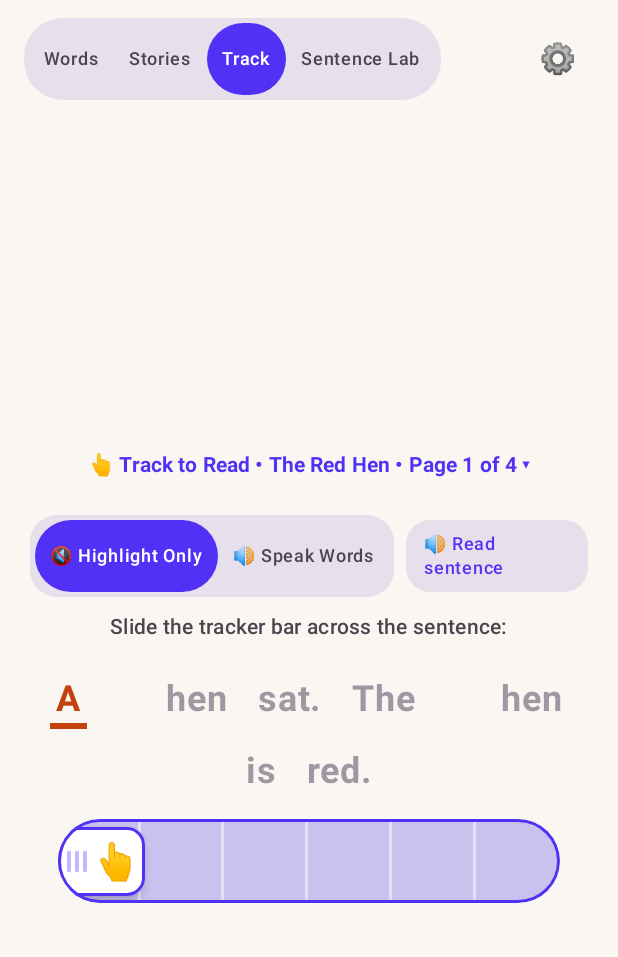
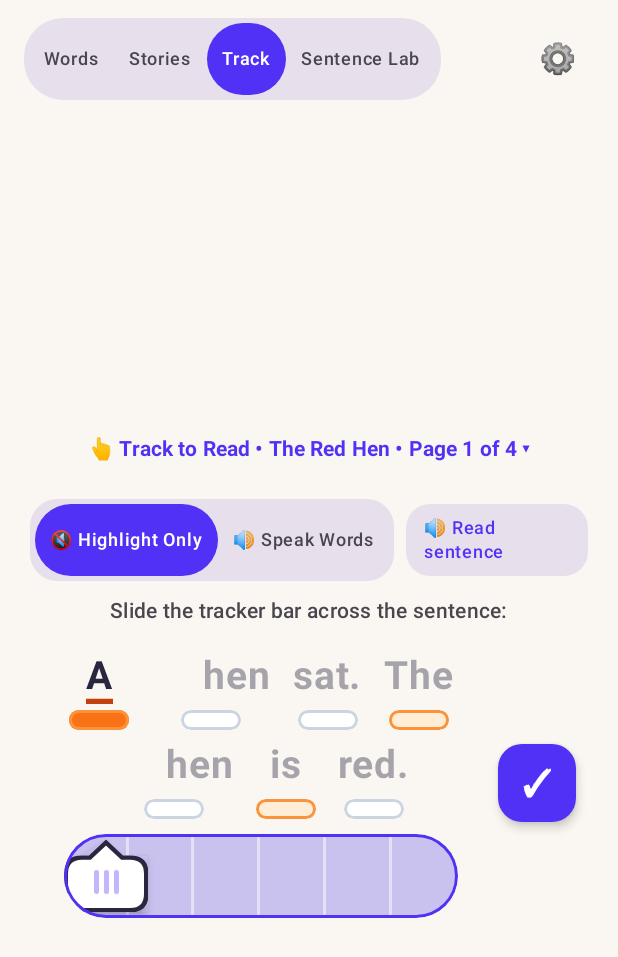
Before and after one commit to alexcch-byte/dragon-readers, an Android app built with Jetpack Compose: the screen it shows after launch (MainActivity), after a tap on "Track", on a phone screen of 412 x 824 dp. Shown: the top 957 px of the screen. Run offline under Robolectric (Android 15) with nearby library versions, the phone set to English and light mode, and no system bars; 3 other taps on this screen came first.

Commit message:
Cycle 31: Per-word pill capsules and pointed slider thumb matching reference mockup

```diff
--- a/app/src/main/java/com/example/earlyreader/MainActivity.kt
+++ b/app/src/main/java/com/example/earlyreader/MainActivity.kt
@@ -90,6 +90,7 @@ import com.example.earlyreader.ui.scrub.ThumbWidth
 import com.example.earlyreader.ui.sentences.SentenceLabScreen
 import com.example.earlyreader.ui.theme.EarlyReaderTheme
 import com.example.earlyreader.ui.theme.SegmentEmpty
+import com.example.earlyreader.ui.theme.TextDark
 import com.example.earlyreader.ui.theme.VioletPrimary
 import com.example.earlyreader.ui.theme.WarmAccent
 import kotlinx.coroutines.delay
@@ -1327,75 +1328,6 @@ fun TrackToReadScreen(
 
             Spacer(modifier = Modifier.height(14.dp))
 
-            // Sentence Tracking Chips — constant font size, font weight, border width, and padding for zero layout shift
-            FlowRow(
-                modifier = Modifier
-                    .fillMaxWidth()
-                    .padding(horizontal = 4.dp),
-                horizontalArrangement = Arrangement.Center,
-                verticalArrangement = Arrangement.Center,
-            ) {
-                currentPage.words.forEachIndexed { idx, word ->
-                    val isDone = pageCompleted || idx < trackedWordIndex
-                    val isActive = !pageCompleted && idx == trackedWordIndex
-                    // The picture would give the word away, so it appears only after the tracker has passed the word
-                    // (it keeps its space until then, so nothing shifts).
-                    val isPassed = pageCompleted || idx < reachedWordIndex
-
-                    Row(
-                        verticalAlignment = Alignment.CenterVertically,
-                        modifier = Modifier
-                            .padding(horizontal = 6.dp, vertical = 4.dp)
-                            .clickable {
-                                updateTrackProgress((idx + 0.5f) / wordCount.toFloat(), TrackSource.CHIP)
-                            }
-                            .drawBehind {
-                                if (isActive) {
-                                    val strokeWidth = 4.dp.toPx()
-                                    val y = size.height - strokeWidth / 2f
-                                    drawLine(
-                                        color = WarmAccent,
-                                        start = Offset(0f, y),
-                                        end = Offset(size.width, y),
-                                        strokeWidth = strokeWidth,
-                                    )
-                                }
-                            }
-                            .padding(horizontal = 4.dp, vertical = 6.dp)
-                            .semantics {
-                                contentDescription = "${word.text}. " + when {
-                                    isActive -> "Current word"
-                                    isDone -> "Read"
-                                    else -> "Upcoming word"
-                                }
-                            },
-                    ) {
-                        if (word.img != null) {
-                            Text(
-                                text = word.img,
-                                fontSize = 24.sp,
-                                modifier = Modifier
-                                    .padding(end = 6.dp)
-                                    .alpha(if (isPassed) 1f else 0f),
-                            )
-                        }
-                        Text(
-                            text = word.text,
-                            fontSize = 24.sp,
-                            fontWeight = FontWeight.Bold,
-                            color = when {
-                                isActive -> WarmAccent
-                                isDone -> VioletPrimary
-                                else -> MaterialTheme.colorScheme.onSurface.copy(alpha = 0.45f)
-                            },
-                        )
-                    }
-                }
-            }
-
-            Spacer(modifier = Modifier.height(8.dp))
-
-            // Stepped Word-to-Word Jumping Tracker Bar
             var barWidthPx by remember { mutableIntStateOf(0) }
             val animatedProgress by animateFloatAsState(targetValue = trackProgress.coerceIn(0f, 1f), label = "trackJump")
             val thumbWidth = ThumbWidth
@@ -1404,6 +1336,118 @@ fun TrackToReadScreen(
             val thumbOffsetPx = ((barWidthPx - thumbWidthPx).coerceAtLeast(0f) * animatedProgress).roundToInt()
             val tickIntervals = (wordCount - 1).coerceAtLeast(1)
 
+            Row(
+                modifier = Modifier
+                    .fillMaxWidth()
+                    .padding(horizontal = 8.dp),
+                verticalAlignment = Alignment.CenterVertically,
+                horizontalArrangement = Arrangement.Center,
+            ) {
+                Column(
+                    modifier = Modifier.weight(1f, fill = false),
+                    horizontalAlignment = Alignment.CenterHorizontally,
+                ) {
+                    // Sentence Tracking Chips — Per-word text + dedicated pill capsule directly underneath each word
+                    FlowRow(
+                        modifier = Modifier
+                            .fillMaxWidth()
+                            .padding(horizontal = 4.dp),
+                        horizontalArrangement = Arrangement.Center,
+                        verticalArrangement = Arrangement.Center,
+                    ) {
+                        currentPage.words.forEachIndexed { idx, word ->
+                            val isDone = pageCompleted || idx < trackedWordIndex
+                            val isActive = !pageCompleted && idx == trackedWordIndex
+                            val isPassed = pageCompleted || idx < reachedWordIndex
+                            val isTricky = word.sight
+
+                            Column(
+                                horizontalAlignment = Alignment.CenterHorizontally,
+                                modifier = Modifier
+                                    .padding(horizontal = 5.dp, vertical = 2.dp)
+                                    .clickable {
+                                        updateTrackProgress((idx + 0.5f) / wordCount.toFloat(), TrackSource.CHIP)
+                                    }
+                                    .padding(horizontal = 2.dp, vertical = 2.dp)
+                                    .semantics {
+                                        contentDescription = "${word.text}. " + when {
+                                            isActive -> "Current word"
+                                            isDone -> "Read"
+                                            else -> "Upcoming word"
+                                        }
+                                    },
+                            ) {
+                                // Word text with active bottom underline and picture
+                                Row(
+                                    verticalAlignment = Alignment.CenterVertically,
+                                    modifier = Modifier
+                                        .drawBehind {
+                                            if (isActive) {
+                                                val strokeWidth = 3.5.dp.toPx()
+                                                val y = size.height - strokeWidth / 2f
+                                                drawLine(
+                                                    color = WarmAccent,
+                                                    start = Offset(0f, y),
+                                                    end = Offset(size.width, y),
+                                                    strokeWidth = strokeWidth,
+                                                )
+                                            }
+                                        }
+                                        .padding(bottom = 3.dp),
+                                ) {
+                                    if (word.img != null) {
+                                        Text(
+                                            text = word.img,
+                                            fontSize = 24.sp,
+                                            modifier = Modifier
+                                                .padding(end = 4.dp)
+                                                .alpha(if (isPassed) 1f else 0f),
+                                        )
+                                    }
+                                    Text(
+                                        text = word.text,
+                                        fontSize = 26.sp,
+                                        fontWeight = FontWeight.Bold,
+                                        color = when {
+                                            isActive -> TextDark
+                                            isDone -> VioletPrimary
+                                            else -> MaterialTheme.colorScheme.onSurface.copy(alpha = 0.40f)
+                                        },
+                                    )
+                                }
+
+                                Spacer(modifier = Modifier.height(4.dp))
+
+                                // Dedicated Per-Word Pill Capsule directly underneath the word
+                                val pillBg = when {
+                                    isTricky && (isActive || isDone) -> Color(0xFFF97316)
+                                    isTricky -> Color(0xFFFFEDD5)
+                                    isActive -> TextDark
+                                    isDone -> VioletPrimary
+                                    else -> Color.White
+                                }
+                                val pillBorder = when {
+                                    isTricky -> Color(0xFFFB923C)
+                                    isActive -> TextDark
+                                    isDone -> VioletPrimary
+                                    else -> Color(0xFFCBD5E1)
+                                }
+
+                                Box(
+                                    modifier = Modifier
+                                        .widthIn(min = 40.dp)
+                                        .height(13.dp)
+                                        .clip(RoundedCornerShape(6.5.dp))
+                                        .background(pillBg)
+                                        .border(1.5.dp, pillBorder, RoundedCornerShape(6.5.dp)),
+                                )
+                            }
+                        }
+                    }
+
+                    Spacer(modifier = Modifier.height(6.dp))
+
+                    // Stepped Word-to-Word Jumping Tracker Bar with Pointed Thumb
                     Box(
                         modifier = Modifier
                             .widthIn(max = 380.dp)
@@ -1465,13 +1509,49 @@ fun TrackToReadScreen(
                             }
                         }
 
-                // Stepped finger thumb jumping from word stop to word stop pointing directly up at the word
+                        // Stepped pointed thumb jumping from word stop to word stop pointing directly up at the word
                         FingerSliderThumb(
                             modifier = Modifier
                                 .align(Alignment.CenterStart)
                                 .offset { IntOffset(thumbOffsetPx, 0) }
                                 .size(width = thumbWidth, height = thumbHeight),
                         )
+                    }
+                }
+
+                Spacer(modifier = Modifier.width(12.dp))
+
+                // Floating purple checkmark button (✓) to advance or complete sentence
+                Surface(
+                    onClick = {
+                        if (pageIndex < story.pages.size - 1) {
+                            pageIndex++
+                            trackProgress = 0f
+                            trackedWordIndex = 0
+                            reachedWordIndex = 0
+                            pageCompleted = false
+                        } else {
+                            pageCompleted = true
+                            showReward = true
+                            onStoryCompleted()
+                        }
+                    },
+                    shape = RoundedCornerShape(16.dp),
+                    color = VioletPrimary,
+                    shadowElevation = 4.dp,
+                    modifier = Modifier
+                        .size(52.dp)
+                        .semantics { contentDescription = "Next page or complete sentence" },
+                ) {
+                    Box(contentAlignment = Alignment.Center, modifier = Modifier.fillMaxSize()) {
+                        Text(
+                            text = "✓",
+                            color = Color.White,
+                            fontSize = 24.sp,
+                            fontWeight = FontWeight.Bold,
+                        )
+                    }
+                }
             }
 
             Spacer(modifier = Modifier.height(16.dp))
--- a/app/src/main/java/com/example/earlyreader/ui/scrub/SegmentedScrubBar.kt
+++ b/app/src/main/java/com/example/earlyreader/ui/scrub/SegmentedScrubBar.kt
@@ -25,6 +25,7 @@ import androidx.compose.foundation.layout.requiredSize
 import androidx.compose.foundation.layout.size
 import androidx.compose.foundation.layout.width
 import androidx.compose.foundation.shape.CircleShape
+import androidx.compose.foundation.shape.GenericShape
 import androidx.compose.foundation.shape.RoundedCornerShape
 import androidx.compose.material3.MaterialTheme
 import androidx.compose.material3.Surface
@@ -100,8 +101,8 @@ internal const val RESCRUB_RESET = 0.03f
 // Keeps the bar's start clear of the system back-gesture edge (plan section 10).
 private val BarHorizontalPadding = 32.dp
 
-internal val ThumbWidth = 58.dp
-internal val ThumbHeight = 46.dp
+internal val ThumbWidth = 56.dp
+internal val ThumbHeight = 48.dp
 private val ThumbSize = 44.dp
 private val MaxLetterSize = 88.dp
 
@@ -121,9 +122,36 @@ internal fun segmentBoundaries(segments: List<String>): List<Float> {
 }
 
 /**
- * Tactile finger-slider thumb handle matching the pointing-finger affordance.
- * Contains 3 vertical grip ridges (|||) and an upward pointing finger (👆)
- * resting directly underneath the word / phoneme segment.
+ * Custom pointed arrow peak shape for the slider thumb handle.
+ * Features rounded bottom corners and an upward-pointing peak at top center.
+ */
+val PointedThumbShape = GenericShape { size, _ ->
+    val w = size.width
+    val h = size.height
+    val r = h * 0.25f // proportional corner radius
+    val peakWidth = w * 0.40f // peak width
+    val peakHeight = h * 0.22f // peak height
+    val halfW = w / 2f
+
+    moveTo(r, peakHeight)
+    lineTo(halfW - peakWidth / 2f, peakHeight)
+    lineTo(halfW, 0f)
+    lineTo(halfW + peakWidth / 2f, peakHeight)
+    lineTo(w - r, peakHeight)
+    quadraticBezierTo(w, peakHeight, w, peakHeight + r)
+    lineTo(w, h - r)
+    quadraticBezierTo(w, h, w - r, h)
+    lineTo(r, h)
+    quadraticBezierTo(0f, h, 0f, h - r)
+    lineTo(0f, peakHeight + r)
+    quadraticBezierTo(0f, peakHeight, r, peakHeight)
+    close()
+}
+
+/**
+ * Tactile pointed thumb handle matching the reference mockup.
+ * Features a soft upward-pointing peak pointing directly up into the active word / phoneme
+ * segment above it, a navy border, and 3 vertical grip ridges (|||) for draggable affordance.
  */
 @Composable
 fun FingerSliderThumb(
@@ -146,46 +174,39 @@ fun FingerSliderThumb(
                 modifier = Modifier
                     .fillMaxSize()
                     .padding((-6).dp)
-                    .clip(RoundedCornerShape(16.dp))
+                    .clip(PointedThumbShape)
                     .background(VioletPrimary.copy(alpha = 0.35f)),
             )
         }
         Surface(
             modifier = Modifier.fillMaxSize(),
-            shape = RoundedCornerShape(12.dp),
+            shape = PointedThumbShape,
             color = Color.White,
-            border = BorderStroke(1.5.dp, VioletPrimary),
+            border = BorderStroke(2.5.dp, TextDark),
             shadowElevation = 4.dp,
         ) {
             Row(
                 modifier = Modifier
                     .fillMaxSize()
-                    .padding(horizontal = 6.dp),
+                    .padding(top = 8.dp),
                 verticalAlignment = Alignment.CenterVertically,
                 horizontalArrangement = Arrangement.Center,
             ) {
                 // Tactile grip lines: 3 vertical grip ridges (|||) indicating draggable affordance
                 Row(
-                    horizontalArrangement = Arrangement.spacedBy(2.5.dp),
+                    horizontalArrangement = Arrangement.spacedBy(3.dp),
                     verticalAlignment = Alignment.CenterVertically,
-                    modifier = Modifier.padding(end = 4.dp),
                 ) {
                     repeat(3) {
                         Box(
                             modifier = Modifier
-                                .width(2.5.dp)
-                                .height(14.dp)
-                                .clip(RoundedCornerShape(1.dp))
+                                .width(3.dp)
+                                .height(16.dp)
+                                .clip(RoundedCornerShape(1.5.dp))
                                 .background(Color(0xFFC4B5FD)),
                         )
                     }
                 }
-                // Upward pointing finger pointing directly at the word / phoneme segment above
-                Text(
-                    text = "👆",
-                    fontSize = 24.sp,
-                    lineHeight = 24.sp,
-                )
             }
         }
     }
```
Also changed, not shown: 2 other files. Lines whose indentation alone changed are shown as unchanged.
